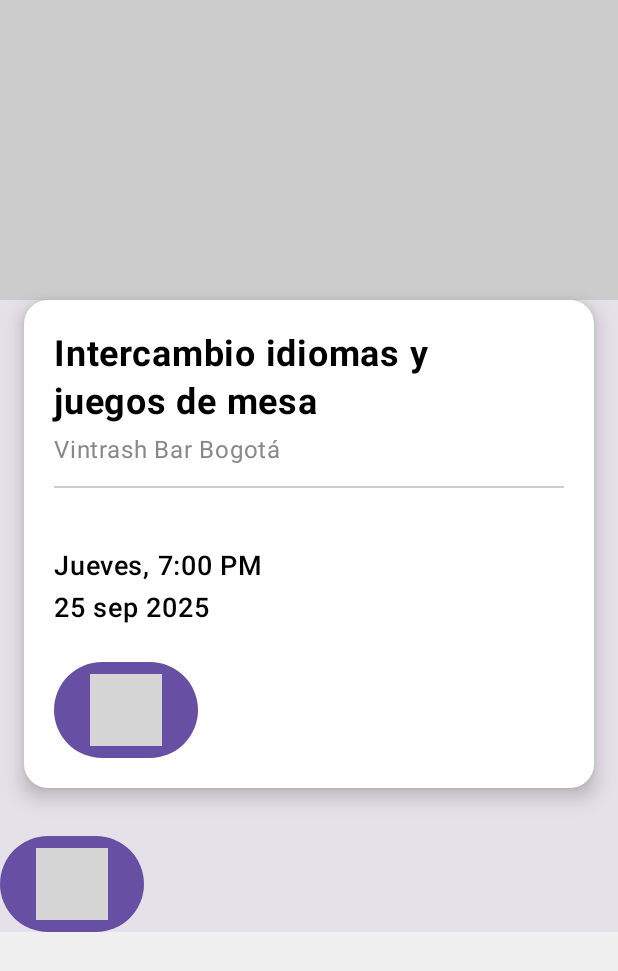
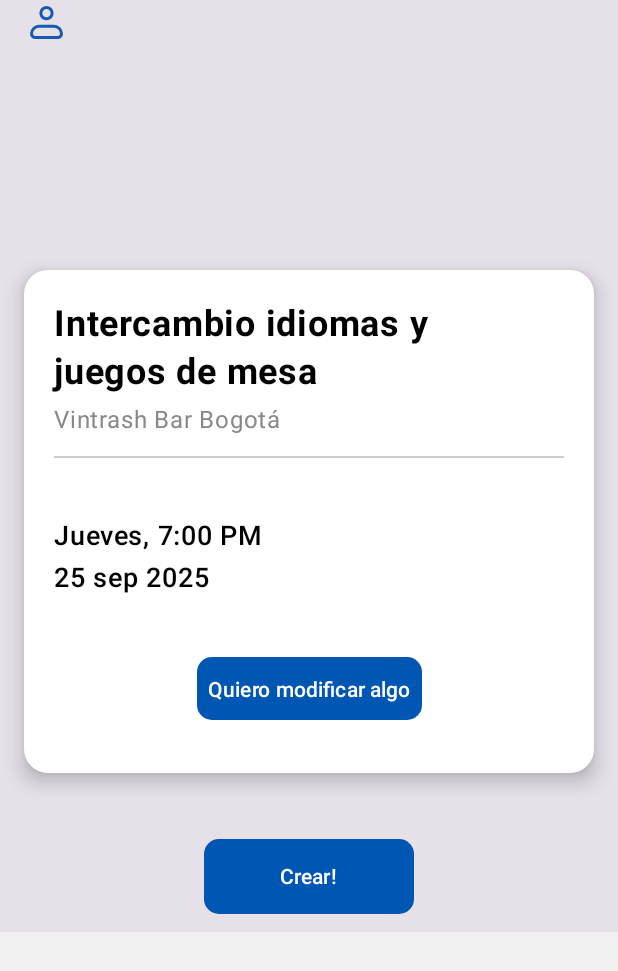
Before and after one commit to Jonat996/crew-up, an Android app built with Jetpack Compose: the @Preview function PlanDetailScreenPreview, on a phone screen of 412 x 824 dp. Shown: the top 971 px of the screen. Run offline under Robolectric (Android 15) with nearby library versions, the phone set to English and light mode, and no system bars; grey boxes are pictures that could not be loaded.

Commit message:
Pantallas planes

```diff
--- a/app/src/main/java/com/crewup/myapplication/ui/components/sections/plans/DetailPlanSection.kt
+++ b/app/src/main/java/com/crewup/myapplication/ui/components/sections/plans/DetailPlanSection.kt
@@ -3,16 +3,13 @@ package com.crewup.myapplication.ui.components.sections.plans
 import androidx.compose.foundation.Image
 import androidx.compose.foundation.background
 import androidx.compose.foundation.layout.*
-import androidx.compose.foundation.rememberScrollState
 import androidx.compose.foundation.shape.RoundedCornerShape
-import androidx.compose.foundation.verticalScroll
 import androidx.compose.material3.*
 import androidx.compose.runtime.Composable
+import androidx.compose.ui.Alignment
 import androidx.compose.ui.Modifier
-import androidx.compose.ui.draw.clip
 import androidx.compose.ui.graphics.Color
-import androidx.compose.ui.layout.ContentScale
-import androidx.compose.ui.res.painterResource // Se necesita para simular la imagen
+import androidx.compose.ui.res.painterResource
 import androidx.compose.ui.res.stringResource
 import androidx.compose.ui.text.font.FontWeight
 import androidx.compose.ui.tooling.preview.Preview
@@ -37,16 +34,17 @@ fun DetailPlanSection(plan: DetailPlan) {
                 .padding(bottom = 16.dp),
             shape = RoundedCornerShape(0.dp) // Sin borde redondeado en la parte superior
         ) {
-            // Se usa un placeholder o una biblioteca de carga de imágenes (Coil/Glide)
-            // Aquí simulo con un color sólido y un Box
+
             Box(
                 modifier = Modifier
                     .fillMaxWidth()
-                    .height(200.dp)
-                    .background(Color.LightGray) // Placeholder de imagen
+                    .padding(start = 16.dp,end=16.dp)
+                    .height(180.dp),
             ) {
-                // Si tuvieras un recurso: Image(painter = painterResource(id = R.drawable.bar_image)...)
-
+                Image(
+                    painter = painterResource(id = R.drawable.icon_profile),
+                    contentDescription = "Simulacion"
+                )
             }
 
             // --- 2. CONTENIDO PRINCIPAL (Dentro de un Card blanco con sombra) ---
@@ -100,7 +98,30 @@ fun DetailPlanSection(plan: DetailPlan) {
                     Spacer(Modifier.height(24.dp))
 
                     // BOTÓN DE MODIFICACIÓN
-                    Button(onClick = {}) {
+                    Column(
+                        modifier = Modifier
+                            .fillMaxWidth()
+                            .padding(vertical = 12.dp),
+                        horizontalAlignment = Alignment.CenterHorizontally
+                    ) {
+                        Button(
+                            onClick = { },
+
+                            modifier = Modifier
+                                .widthIn(min = 150.dp, max = 300.dp)
+                                .height(50.dp)
+                                .padding(vertical = 4.dp),
+
+                            colors = ButtonDefaults.buttonColors(
+                                containerColor = Color(0xFF0056B3),
+                                contentColor = Color.White,
+                            ),
+
+                            shape = RoundedCornerShape(10.dp),
+
+                            // 3. APLICAR PADDING INTERNO para centrar el texto verticalmente
+                            contentPadding = PaddingValues(vertical = 12.dp)
+                        ) {
                             Text(
                                 text = stringResource(R.string.modifier_plan),
                                 fontWeight = FontWeight.SemiBold,
@@ -109,19 +130,37 @@ fun DetailPlanSection(plan: DetailPlan) {
                         }
                     }
                 }
+            }
 
             Spacer(Modifier.height(32.dp))
 
-            // --- 4. BOTÓN PRINCIPAL "CREAR" (Fuera del Card, abajo) ---
-       Button(onClick = {}) {
+        Column(
+            modifier = Modifier
+                .fillMaxWidth()
+                .padding(vertical = 12.dp),
+            horizontalAlignment = Alignment.CenterHorizontally
+        ) {
+            Button(
+                onClick = {  },
+                modifier = Modifier
+                    .widthIn(min = 140.dp, max = 200.dp)
+                    .height(50.dp),
+                colors = ButtonDefaults.buttonColors(
+                    containerColor = Color(0xFF0056B3),
+                    contentColor = Color.White,
+                ),
+                shape = RoundedCornerShape(10.dp),
+                contentPadding = PaddingValues(vertical = 12.dp)
+            ) {
                 Text(
                     text = stringResource(R.string.create_plan),
-                fontWeight = FontWeight.SemiBold,
-
+                    fontWeight = FontWeight.SemiBold
                 )
             }
         }
        }
+     }
+
 
     // --- Preview de la Pantalla ---
     @Preview(showBackground = true)
--- a/app/src/main/java/com/crewup/myapplication/viewmodel/LocationViewModel.kt
+++ b/app/src/main/java/com/crewup/myapplication/viewmodel/LocationViewModel.kt
@@ -1,11 +1,8 @@
 package com.crewup.myapplication.viewmodel
-
 
 import android.app.Application
 import androidx.lifecycle.AndroidViewModel
 import androidx.lifecycle.viewModelScope
-import com.crewup.myapplication.models.PlaceSuggestion
-import com.crewup.myapplication.models.PlanLocation
 import com.google.android.libraries.places.api.Places
 import com.google.android.libraries.places.api.model.AutocompleteSessionToken
 import com.google.android.libraries.places.api.net.FindAutocompletePredictionsRequest
@@ -13,6 +10,7 @@ import com.google.android.libraries.places.api.net.PlacesClient
 import kotlinx.coroutines.flow.MutableStateFlow
 import kotlinx.coroutines.flow.StateFlow
 import kotlinx.coroutines.launch
+import com.crewup.myapplication.models.PlaceSuggestion
 import kotlinx.coroutines.tasks.await
 
 class LocationViewModel(application: Application) : AndroidViewModel(application) {
@@ -39,7 +37,6 @@ class LocationViewModel(application: Application) : AndroidViewModel(application
         val request = FindAutocompletePredictionsRequest.builder()
             .setQuery(query)
             .setSessionToken(token)
-
             .build()
 
         viewModelScope.launch {
--- a/app/src/main/res/values/strings.xml
+++ b/app/src/main/res/values/strings.xml
@@ -60,6 +60,8 @@
     <!-- Plans -->
     <string name="where_will_it_be">¿Dónde será tu plan?</string>
     <string name="select_the_day">Selecciona el día</string>
-    <string name="what_time_will_it_be">¿A qué hora será?</string>
+    <string name="what_time">¿A qué hora será?</string>
     <string name="button_plan">Siguiente</string>
+    <string name="create_plan">Crear!</string>
+    <string name="modifier_plan">Quiero modificar algo</string>
 </resources>
```
Also changed, not shown: app/src/main/java/com/crewup/myapplication/ui/components/sections/plans/DatePlanSection.kt (+54 -2 lines), app/src/main/java/com/crewup/myapplication/ui/components/sections/plans/LocationPlanSection.kt (+46 -8 lines), app/src/main/java/com/crewup/myapplication/ui/screens/PlanDateScreen.kt (+12 -2 lines), app/src/main/java/com/crewup/myapplication/ui/screens/PlanDetailScreen.kt (+10 -3 lines), app/src/main/java/com/crewup/myapplication/ui/screens/PlanLocationScreen.kt (+11 -2 lines). Lines whose indentation alone changed are shown as unchanged.
